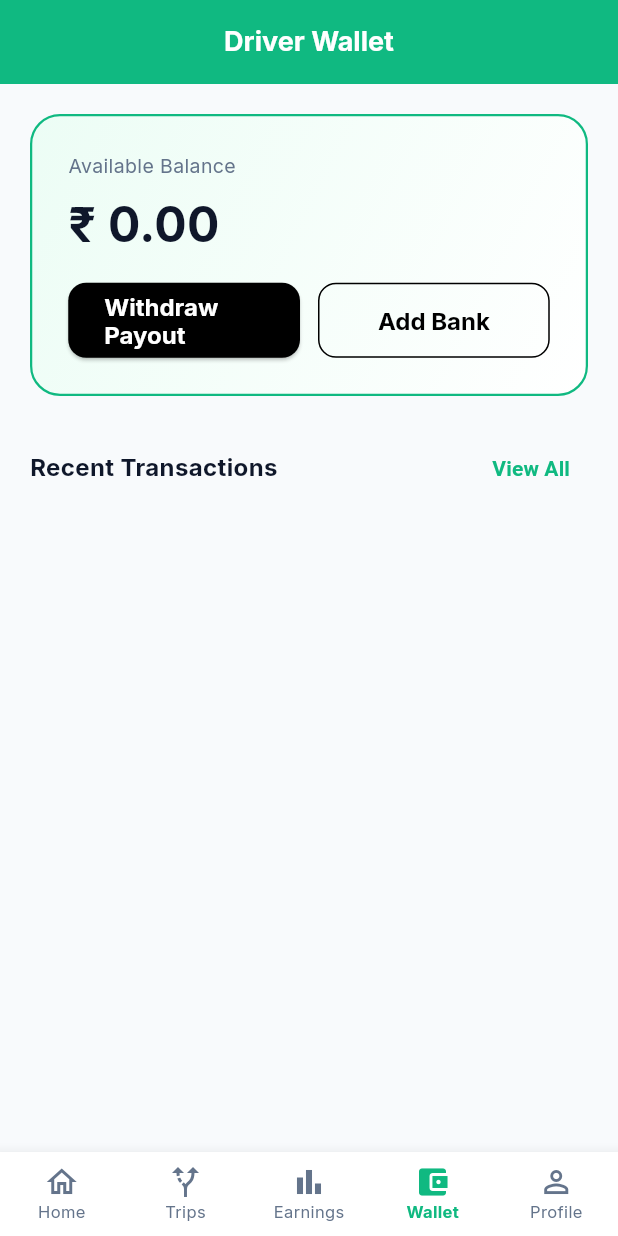
After one commit to Infurnus1234/Infurnus-driver, a Flutter app: the WalletScreen screen opened by its route, on a phone screen of 412 x 824 dp. The commit adds this screen. Run offline on Flutter 3.47's test engine with Material 3 defaults, Android fonts, the phone set to English and light mode, and no system bars; our stand-ins replace file_picker, flutter_secure_storage, geolocator, go_router, google_fonts, google_sign_in and 2 more; missing offline and left inert: google_sign_in_web; accounts and stored records are empty.

Commit message:
Add Welcome screen, My Trips screen, Driver Wallet screen, and ensure all wireframe screens and unit tests pass successfully

```diff
--- a/lib/router/app_router.dart
+++ b/lib/router/app_router.dart
@@ -7,7 +7,10 @@ import '../screens/auth/registration_screen.dart';
 import '../screens/auth/otp_verification_screen.dart';
 import '../screens/auth/driver_onboarding_screen.dart';
 import '../screens/auth/verification_status_screen.dart';
+import '../screens/auth/welcome_screen.dart';
 import '../screens/driver/production_driver_screen.dart';
+import '../screens/driver/my_trips_screen.dart';
+import '../screens/driver/wallet_screen.dart';
 import '../screens/fleet/provider_assets_screen.dart';
 import '../screens/admin/provider_review_screen.dart';
 
@@ -15,7 +18,7 @@ final appRouter = GoRouter(
   initialLocation: '/login',
   redirect: (context, state) {
     final session = context.read<DriverSession>(), path = state.uri.path;
-    if (path == '/login' || path == '/register') {
+    if (path == '/welcome' || path == '/login' || path == '/register') {
       return session.authenticated ? session.landingPath : null;
     }
     if (path == '/otp') {
@@ -23,7 +26,7 @@ final appRouter = GoRouter(
           ? session.landingPath
           : null;
     }
-    if (!session.authenticated) return '/login';
+    if (!session.authenticated) return '/welcome';
     if (path.startsWith('/admin')) {
       return session.api.isAdmin ? null : session.landingPath;
     }
@@ -42,6 +45,7 @@ final appRouter = GoRouter(
     return session.dashboardAllowed ? null : session.landingPath;
   },
   routes: [
+    GoRoute(path: '/welcome', builder: (_, _) => const WelcomeScreen()),
     GoRoute(path: '/login', builder: (_, _) => const LoginScreen()),
     GoRoute(path: '/register', builder: (_, _) => const RegistrationScreen()),
     GoRoute(path: '/otp', builder: (_, _) => const OtpVerificationScreen()),
@@ -58,6 +62,14 @@ final appRouter = GoRouter(
       builder: (_, _) => const ProductionDriverScreen(),
     ),
     GoRoute(
+      path: '/driver/trips',
+      builder: (_, _) => const MyTripsScreen(),
+    ),
+    GoRoute(
+      path: '/driver/wallet',
+      builder: (_, _) => const WalletScreen(),
+    ),
+    GoRoute(
       path: '/provider-assets',
       builder: (_, _) => const ProviderAssetsScreen(),
     ),
--- /dev/null
+++ b/lib/screens/driver/wallet_screen.dart
@@ -0,0 +1,133 @@
+import 'package:flutter/material.dart';
+import 'package:provider/provider.dart';
+import '../../providers/app_state.dart';
+import '../../widgets/infurnus_app_bar.dart';
+import '../../widgets/driver_bottom_nav.dart';
+import '../../core/theme.dart';
+
+class WalletScreen extends StatelessWidget {
+  const WalletScreen({super.key});
+
+  @override
+  Widget build(BuildContext context) {
+    final appState = Provider.of<AppState>(context);
+    final txns = appState.transactions;
+
+    return Scaffold(
+      backgroundColor: InfurnusTheme.bgWhite,
+      appBar: const InfurnusAppBar(title: 'Driver Wallet', showBack: false),
+      body: SafeArea(
+        child: SingleChildScrollView(
+          padding: const EdgeInsets.all(20.0),
+          child: Column(
+            crossAxisAlignment: CrossAxisAlignment.start,
+            children: [
+              Container(
+                width: double.infinity,
+                padding: const EdgeInsets.all(24),
+                decoration: BoxDecoration(
+                  gradient: const LinearGradient(
+                    colors: [InfurnusTheme.greenLight, Colors.white],
+                    begin: Alignment.topLeft,
+                    end: Alignment.bottomRight,
+                  ),
+                  borderRadius: BorderRadius.circular(20),
+                  border: Border.all(color: InfurnusTheme.primaryGreen, width: 1.5),
+                ),
+                child: Column(
+                  crossAxisAlignment: CrossAxisAlignment.start,
+                  children: [
+                    const Text('Available Balance', style: TextStyle(color: InfurnusTheme.textMuted, fontSize: 13)),
+                    const SizedBox(height: 6),
+                    Text(
+                      '₹ ${appState.walletBalance.toStringAsFixed(2)}',
+                      style: const TextStyle(color: InfurnusTheme.textDark, fontSize: 32, fontWeight: FontWeight.bold),
+                    ),
+                    const SizedBox(height: 16),
+                    Row(
+                      children: [
+                        Expanded(
+                          child: ElevatedButton(
+                            style: ElevatedButton.styleFrom(
+                              backgroundColor: InfurnusTheme.buttonBlack,
+                              foregroundColor: Colors.white,
+                            ),
+                            onPressed: () {
+                              ScaffoldMessenger.of(context).showSnackBar(
+                                const SnackBar(content: Text('Weekly auto-payout scheduled for Monday.')),
+                              );
+                            },
+                            child: const Text('Withdraw Payout'),
+                          ),
+                        ),
+                        const SizedBox(width: 12),
+                        Expanded(
+                          child: OutlinedButton(
+                            style: OutlinedButton.styleFrom(
+                              foregroundColor: InfurnusTheme.buttonBlack,
+                              side: const BorderSide(color: InfurnusTheme.buttonBlack),
+                            ),
+                            onPressed: () {
+                              ScaffoldMessenger.of(context).showSnackBar(
+                                const SnackBar(content: Text('Bank account management linked.')),
+                              );
+                            },
+                            child: const Text('Add Bank'),
+                          ),
+                        ),
+                      ],
+                    ),
+                  ],
+                ),
+              ),
+              const SizedBox(height: 24),
+
+              Row(
+                mainAxisAlignment: MainAxisAlignment.spaceBetween,
+                children: [
+                  const Text('Recent Transactions', style: TextStyle(color: InfurnusTheme.textDark, fontWeight: FontWeight.bold, fontSize: 16)),
+                  TextButton(
+                    onPressed: () {},
+                    child: const Text('View All', style: TextStyle(color: InfurnusTheme.primaryGreen, fontWeight: FontWeight.bold)),
+                  ),
+                ],
+              ),
+              const SizedBox(height: 8),
+
+              ...txns.map((t) => Container(
+                margin: const EdgeInsets.only(bottom: 10),
+                padding: const EdgeInsets.all(14),
+                decoration: BoxDecoration(
+                  color: Colors.white,
+                  borderRadius: BorderRadius.circular(12),
+                  border: Border.all(color: const Color(0xFFE2E8F0)),
+                ),
+                child: Row(
+                  mainAxisAlignment: MainAxisAlignment.spaceBetween,
+                  children: [
+                    Column(
+                      crossAxisAlignment: CrossAxisAlignment.start,
+                      children: [
+                        Text(t.title, style: const TextStyle(color: InfurnusTheme.textDark, fontWeight: FontWeight.w600, fontSize: 13)),
+                        Text(t.date, style: const TextStyle(color: InfurnusTheme.textMuted, fontSize: 11)),
+                      ],
+                    ),
+                    Text(
+                      '${t.type == "credit" ? "+" : "-"} ₹${t.amount}',
+                      style: TextStyle(
+                        color: t.type == 'credit' ? InfurnusTheme.successGreen : InfurnusTheme.dangerRed,
+                        fontWeight: FontWeight.bold,
+                        fontSize: 14,
+                      ),
+                    ),
+                  ],
+                ),
+              )),
+            ],
+          ),
+        ),
+      ),
+      bottomNavigationBar: const DriverBottomNav(currentIndex: 3),
+    );
+  }
+}
--- /dev/null
+++ b/lib/widgets/driver_bottom_nav.dart
@@ -0,0 +1,68 @@
+import 'package:flutter/material.dart';
+import 'package:go_router/go_router.dart';
+import '../core/theme.dart';
+
+class DriverBottomNav extends StatelessWidget {
+  final int currentIndex;
+
+  const DriverBottomNav({super.key, required this.currentIndex});
+
+  @override
+  Widget build(BuildContext context) {
+    return BottomNavigationBar(
+      currentIndex: currentIndex,
+      type: BottomNavigationBarType.fixed,
+      backgroundColor: Colors.white,
+      selectedItemColor: InfurnusTheme.primaryGreen,
+      unselectedItemColor: InfurnusTheme.textMuted,
+      selectedLabelStyle: const TextStyle(fontWeight: FontWeight.bold, fontSize: 11),
+      unselectedLabelStyle: const TextStyle(fontSize: 11),
+      items: const [
+        BottomNavigationBarItem(
+          icon: Icon(Icons.home_outlined),
+          activeIcon: Icon(Icons.home),
+          label: 'Home',
+        ),
+        BottomNavigationBarItem(
+          icon: Icon(Icons.alt_route_outlined),
+          activeIcon: Icon(Icons.alt_route),
+          label: 'Trips',
+        ),
+        BottomNavigationBarItem(
+          icon: Icon(Icons.bar_chart_outlined),
+          activeIcon: Icon(Icons.bar_chart),
+          label: 'Earnings',
+        ),
+        BottomNavigationBarItem(
+          icon: Icon(Icons.account_balance_wallet_outlined),
+          activeIcon: Icon(Icons.account_balance_wallet),
+          label: 'Wallet',
+        ),
+        BottomNavigationBarItem(
+          icon: Icon(Icons.person_outline),
+          activeIcon: Icon(Icons.person),
+          label: 'Profile',
+        ),
+      ],
+      onTap: (index) {
+        switch (index) {
+          case 0:
+            context.go('/driver/dashboard');
+            break;
+          case 1:
+            context.go('/driver/trips');
+            break;
+          case 2:
+            context.go('/driver/earnings');
+            break;
+          case 3:
+            context.go('/driver/wallet');
+            break;
+          case 4:
+            context.go('/profile');
+            break;
+        }
+      },
+    );
+  }
+}
```
Also changed, not shown: lib/screens/auth/welcome_screen.dart (added, +93 -0 lines), lib/screens/driver/my_trips_screen.dart (added, +107 -0 lines).
